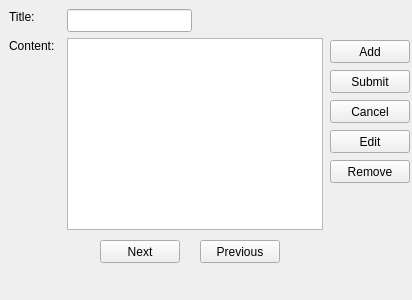
Above: notebook.ui from rmpalmer/notebook before the change. Below: the same form after it.
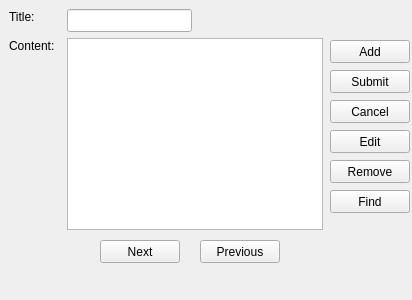
That is the form after the change.

Commit message: find dialog

Patch:
```diff
--- a/notebook.ui
+++ b/notebook.ui
@@ -150,6 +150,19 @@
     <string>Remove</string>
    </property>
   </widget>
+  <widget class="QPushButton" name="findButton">
+   <property name="geometry">
+    <rect>
+     <x>330</x>
+     <y>190</y>
+     <width>80</width>
+     <height>23</height>
+    </rect>
+   </property>
+   <property name="text">
+    <string>Find</string>
+   </property>
+  </widget>
  </widget>
  <layoutdefault spacing="6" margin="11"/>
  <resources/>
```
The commit also changes 3 other files.
